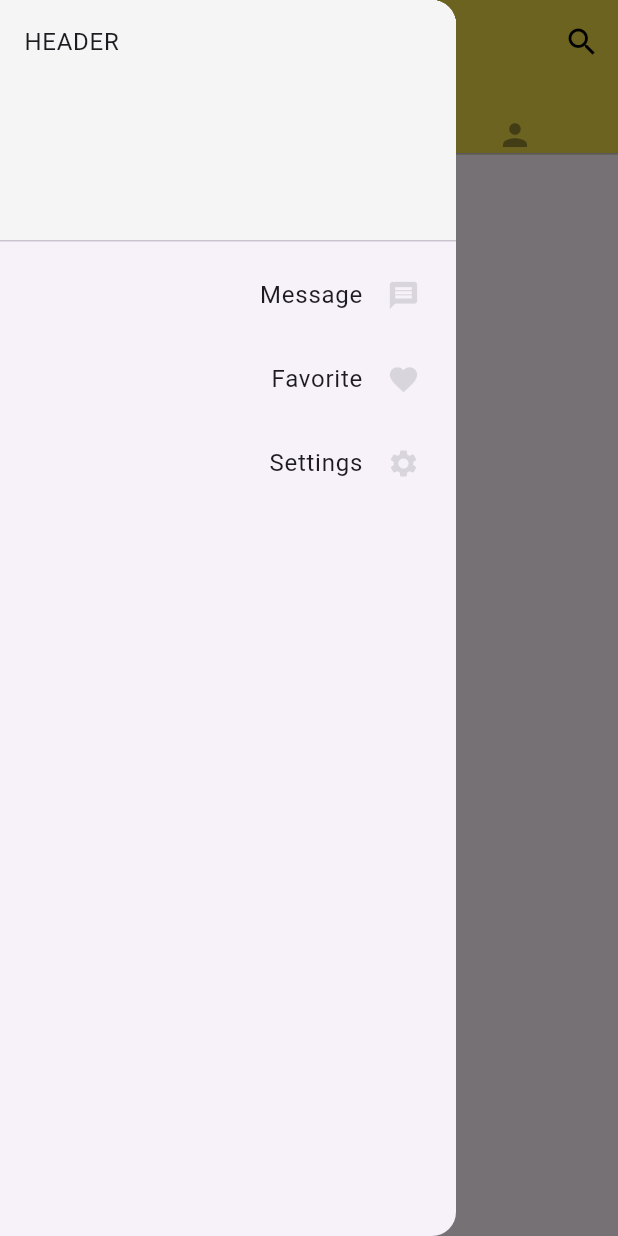
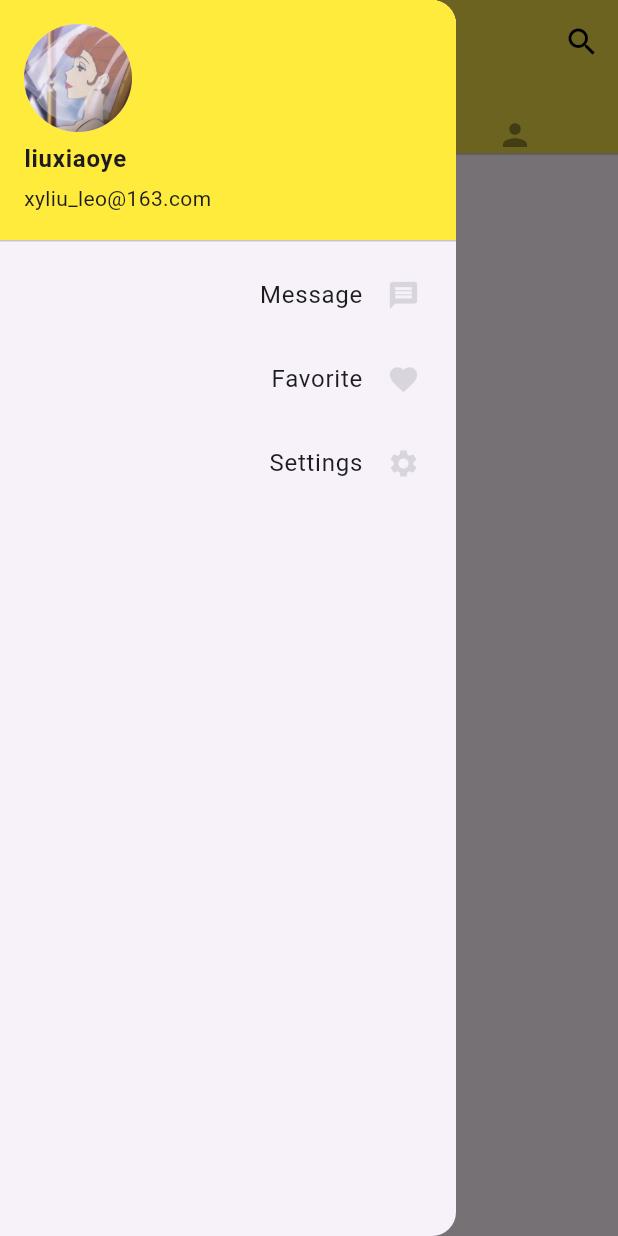
Before and after one commit to womendoushihaoyin/Flutter_study, a Flutter app: the screen it shows after launch, with the side drawer open, on a phone screen of 412 x 824 dp. Run offline on Flutter 3.47's test engine with Material 3 defaults, Android fonts, the phone set to English and light mode, and no system bars.

Commit message:
3.11 UserAccountsDrawerHeader

```diff
--- a/flutter_study/lib/main.dart
+++ b/flutter_study/lib/main.dart
@@ -75,10 +75,14 @@ class Hello extends StatelessWidget {
         drawer: Drawer(
           child: ListView(
             children: [
-              DrawerHeader(
-                child: Text("header".toUpperCase()),
+              UserAccountsDrawerHeader(
+                accountName: Text("liuxiaoye", style: TextStyle(fontWeight: FontWeight.bold)),
+                accountEmail: Text("xyliu_leo@163.com"),
+                currentAccountPicture: CircleAvatar(
+                  backgroundImage: AssetImage("assets/images/mine.webp"),
+                ),
                 decoration: BoxDecoration(
-                  color: Colors.grey[100],
+                  color: Colors.yellow,
                 ),
               ),
 
@@ -108,5 +112,10 @@ class Hello extends StatelessWidget {
   }
 }
 
-// 删掉leading的menu button
-// onTap: () => Navigator.pop(context)
+// UserAccountsDrawerHeader
+// accountName
+// accountEmail
+// currentAccountPicture: CircleAvatar(
+//    backgroundImage: NetworkImage(...))
+// AssetImage("assets/images/mine.webp")
+// pubspec.yaml 配置 assets
--- a/flutter_study/pubspec.yaml
+++ b/flutter_study/pubspec.yaml
@@ -58,9 +58,8 @@ flutter:
   uses-material-design: true
 
   # To add assets to your application, add an assets section, like this:
-  # assets:
-  #   - images/a_dot_burr.jpeg
-  #   - images/a_dot_ham.jpeg
+  assets:
+    - assets/images/
 
   # An image asset can refer to one or more resolution-specific "variants", see
   # https://flutter.dev/to/resolution-aware-images
```
Also changed, not shown: flutter_study/assets/images/mine.webp (added), 1 other file.
